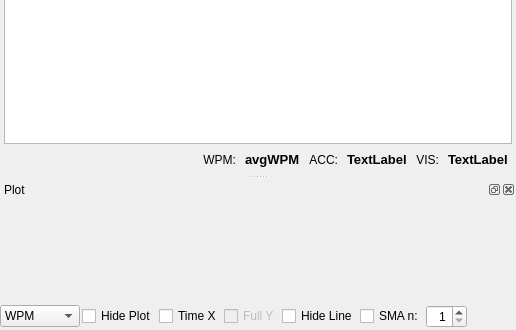
The window that src/performance/performancehistory.ui (coryo/amphetype2) describes before a commit, drawn with Qt 5; both pictures show x 0 to 516 and y 207 to 537 of the 516 by 537 pixel window.
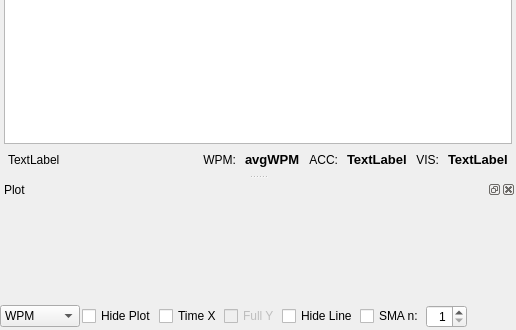
The same window after the commit. Custom widgets are drawn as their Qt base class.

Commit message: add overall min/max and pretty date format

What changed in the file:
```diff
--- a/src/performance/performancehistory.ui
+++ b/src/performance/performancehistory.ui
@@ -183,6 +183,13 @@
       <property name="rightMargin">
        <number>4</number>
       </property>
+      <item>
+       <widget class="QLabel" name="bestLabel">
+        <property name="text">
+         <string>TextLabel</string>
+        </property>
+       </widget>
+      </item>
       <item>
        <spacer name="horizontalSpacer_2">
         <property name="orientation">
```
The commit also changes 1 other file.
